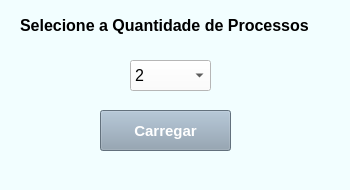
willianqf/Program-PIPELINE-, file ProcessosSelect.ui: the form before one commit.
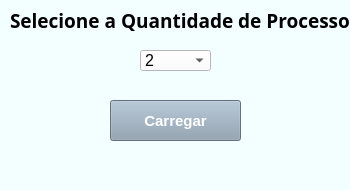
The form after the commit. Icons and pictures are not drawn.

Patch:
```diff
--- a/ProcessosSelect.ui
+++ b/ProcessosSelect.ui
@@ -47,15 +47,16 @@
    <widget class="QLabel" name="label">
     <property name="geometry">
      <rect>
-      <x>20</x>
+      <x>10</x>
       <y>0</y>
-      <width>321</width>
-      <height>51</height>
+      <width>341</width>
+      <height>41</height>
      </rect>
     </property>
     <property name="font">
      <font>
-      <pointsize>12</pointsize>
+      <family>Sylfaen</family>
+      <pointsize>14</pointsize>
       <weight>75</weight>
       <bold>true</bold>
      </font>
@@ -67,10 +68,10 @@
    <widget class="QComboBox" name="process">
     <property name="geometry">
      <rect>
-      <x>130</x>
-      <y>60</y>
-      <width>81</width>
-      <height>31</height>
+      <x>140</x>
+      <y>50</y>
+      <width>71</width>
+      <height>21</height>
      </rect>
     </property>
     <property name="font">
@@ -111,8 +112,8 @@
    <widget class="QPushButton" name="LoadProcess">
     <property name="geometry">
      <rect>
-      <x>100</x>
-      <y>110</y>
+      <x>110</x>
+      <y>100</y>
       <width>131</width>
       <height>41</height>
      </rect>
@@ -132,6 +133,44 @@
      <string>Carregar</string>
     </property>
    </widget>
+   <widget class="QLabel" name="label_2">
+    <property name="geometry">
+     <rect>
+      <x>10</x>
+      <y>40</y>
+      <width>91</width>
+      <height>81</height>
+     </rect>
+    </property>
+    <property name="text">
+     <string/>
+    </property>
+    <property name="pixmap">
+     <pixmap>PipesTransparent.png</pixmap>
+    </property>
+    <property name="scaledContents">
+     <bool>true</bool>
+    </property>
+   </widget>
+   <widget class="QLabel" name="label_3">
+    <property name="geometry">
+     <rect>
+      <x>250</x>
+      <y>90</y>
+      <width>91</width>
+      <height>51</height>
+     </rect>
+    </property>
+    <property name="text">
+     <string/>
+    </property>
+    <property name="pixmap">
+     <pixmap>process.png</pixmap>
+    </property>
+    <property name="scaledContents">
+     <bool>true</bool>
+    </property>
+   </widget>
   </widget>
   <widget class="QStatusBar" name="statusbar"/>
   <widget class="QMenuBar" name="menubar">
```
